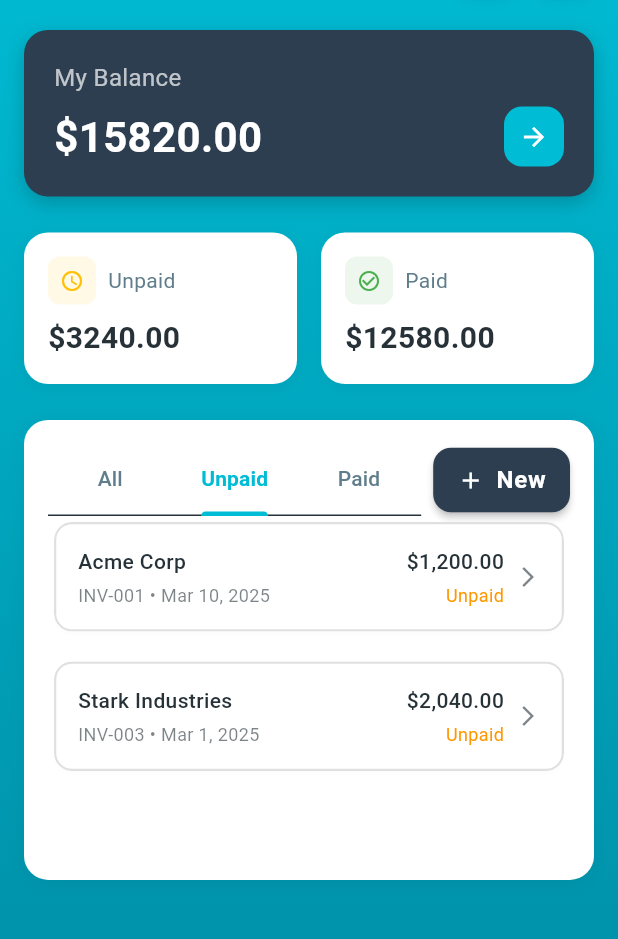
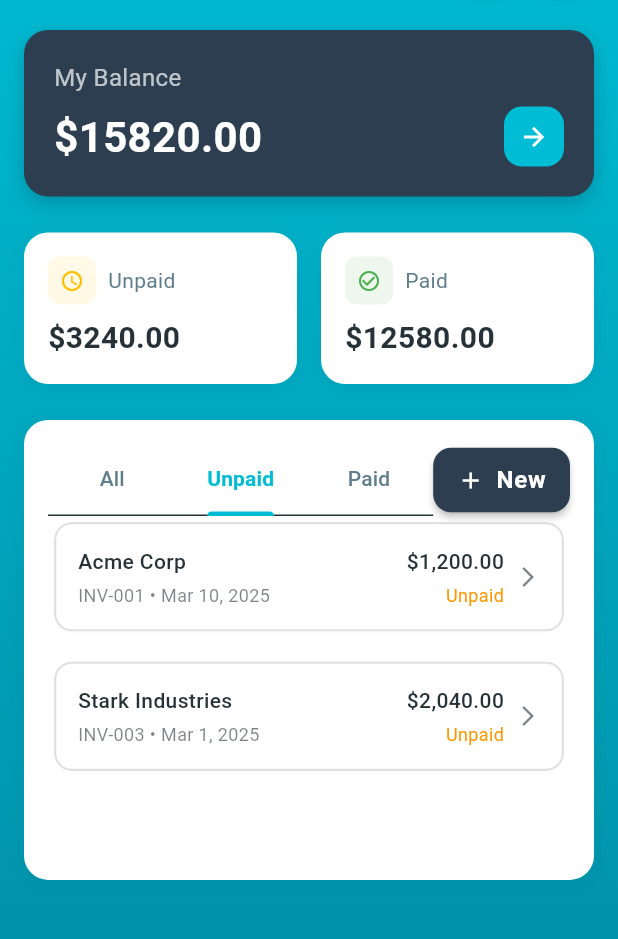
Before and after one commit to SantillanPs/Shane, a Flutter app: the HomeScreen screen opened directly, tab 2 chosen, on a phone screen of 412 x 824 dp, the part 90-1029 px from its top. Run offline on Flutter 3.47's test engine with Material 3 defaults, Android fonts, the phone set to English and light mode, and no system bars.

Commit message:
fixed hhomescreen issues

```diff
--- a/lib/screens/home_screen.dart
+++ b/lib/screens/home_screen.dart
@@ -334,7 +334,6 @@ class _HomeScreenState extends State<HomeScreen>
                                 indicatorSize: TabBarIndicatorSize.label,
                               ),
                             ),
-                            const SizedBox(width: 8),
                             ElevatedButton.icon(
                               icon: const Icon(Icons.add, size: 18),
                               label: const Text('New'),
```
